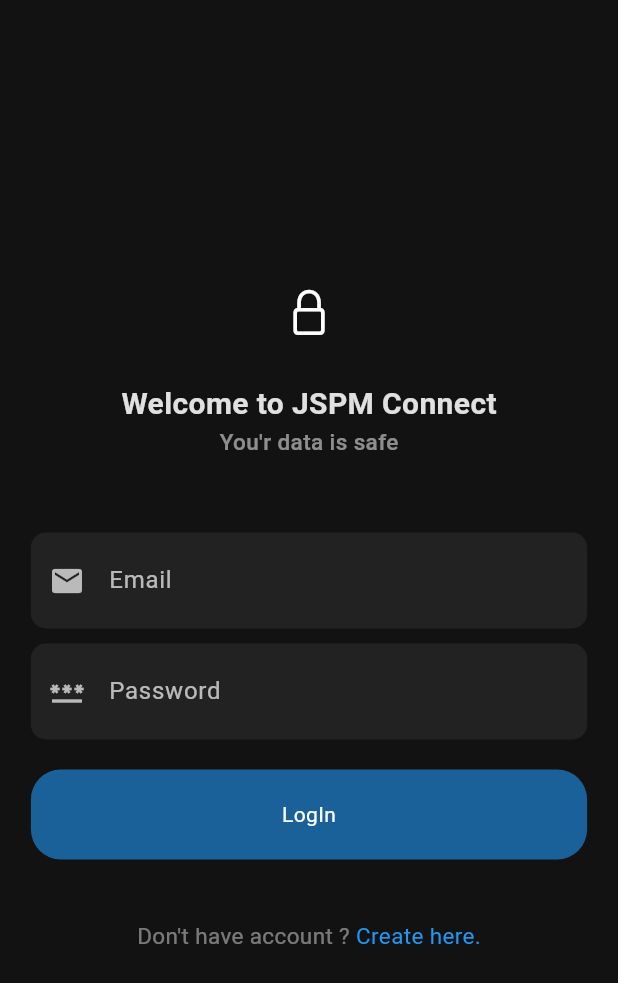
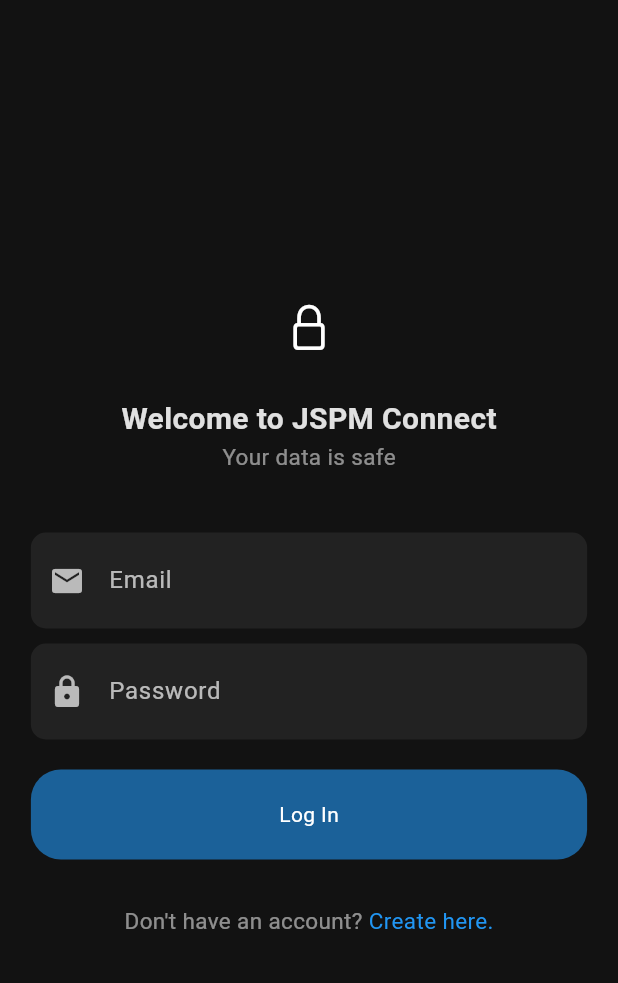
Before and after one commit to ShubhamKharde45/JSPM_Connect, a Flutter app: the screen it shows after launch, on a phone screen of 412 x 824 dp. Shown: the top 983 px of the screen. Run offline on Flutter 3.47's test engine with Material 3 defaults, Android fonts, the phone set to English and light mode, and no system bars; our stand-ins replace cloud_firestore, firebase_auth, firebase_core, flutter_riverpod; accounts and stored records are empty.

Commit message:
change in structure

```diff
--- a/lib/screens/FormScreens/faculty_form_screen.dart
+++ b/lib/screens/FormScreens/faculty_form_screen.dart
@@ -51,6 +51,7 @@
 
       Database db = Database();
       await db.initializeFaculty(faculty);
+      await db.updateFormFillStatus(true);
       ScaffoldMessenger.of(
         context,
       ).showSnackBar(SnackBar(content: Text("Send approval request")));
--- a/lib/screens/FormScreens/member_form_screen.dart
+++ b/lib/screens/FormScreens/member_form_screen.dart
@@ -38,6 +38,7 @@
         uid: FirebaseAuth.instance.currentUser!.uid,
         name: nameController.text,
         email: FirebaseAuth.instance.currentUser!.email!,
+        role: "Member",
         designation: designationController.text,
         department: departmentController.text,
         photoUrl: picUrlController.text,
@@ -45,6 +46,7 @@
       );
       Database db = Database();
       await db.initializeMembers(member);
+      await db.updateFormFillStatus(true);
       ScaffoldMessenger.of(
         context,
       ).showSnackBar(SnackBar(content: Text("Send approval request")));
--- a/lib/screens/FormScreens/student_form_screen.dart
+++ b/lib/screens/FormScreens/student_form_screen.dart
@@ -47,6 +47,8 @@
       );
       Database db = Database();
       await db.initializeStudent(student);
+      await db.updateFormFillStatus(true);
+
 
       ScaffoldMessenger.of(
         context,
--- a/lib/screens/create_screen.dart
+++ b/lib/screens/create_screen.dart
@@ -32,11 +32,10 @@
     'General Announcement',
   ];
 
-  List<String> categories = ["All", "Students", "Faculty", "Members"];
+  List<String> categories = ["All", "Student", "Faculty", "Member"];
 
   String? selectNoticeType;
   String? selectCategoryType;
-
 
   void setNotice() async {
     try {
@@ -49,7 +48,6 @@
         dateTime: DateTime.now().microsecondsSinceEpoch,
         createdBy: FirebaseAuth.instance.currentUser!.uid,
         visibleTo: [selectCategoryType!],
-
       );
       await docRef.set(notice.toMap());
       ScaffoldMessenger.of(
--- a/lib/screens/log_in_screen.dart
+++ b/lib/screens/log_in_screen.dart
@@ -1,38 +1,60 @@
-
 import 'package:flutter/cupertino.dart';
 import 'package:flutter/material.dart';
 import 'package:flutter_riverpod/flutter_riverpod.dart';
-import 'package:jspm_connect/screens/main_screen.dart';
-import 'package:jspm_connect/screens/role_selection_screen.dart';
 import 'package:jspm_connect/screens/sign_up_screen.dart';
 import 'package:jspm_connect/services/auth/auth.dart';
+import 'package:jspm_connect/services/auth/auth_screen.dart';
 import 'package:jspm_connect/utils/app_btn.dart';
 import 'package:jspm_connect/utils/app_input_field.dart';
 
 class LogInScreen extends ConsumerStatefulWidget {
-  const LogInScreen(this.isNewAccount, {super.key});
-
-  final bool isNewAccount;
+  const LogInScreen({super.key});
 
   @override
   ConsumerState<LogInScreen> createState() => _LogInScreenState();
 }
 
 class _LogInScreenState extends ConsumerState<LogInScreen> {
-  TextEditingController emailController = TextEditingController();
-  TextEditingController passController = TextEditingController();
+  final TextEditingController emailController = TextEditingController();
+  final TextEditingController passController = TextEditingController();
+  bool isLoading = false;
+
+  Future<void> handleLogin() async {
+    setState(() => isLoading = true);
+
+    try {
+      final auth = Auth();
+      await auth.logIn(
+        emailController.text.trim(),
+        passController.text.trim(),
+      );
+
+      Navigator.pushAndRemoveUntil(
+        context,
+        MaterialPageRoute(builder: (_) => const AuthScreen()),
+        (route) => false,
+      );
+    } catch (e) {
+      ScaffoldMessenger.of(context).showSnackBar(
+        SnackBar(content: Text(e.toString())),
+      );
+    } finally {
+      if (mounted) setState(() => isLoading = false);
+    }
+  }
 
   @override
   Widget build(BuildContext context) {
     return Scaffold(
       body: SafeArea(
         child: Center(
+          child: SingleChildScrollView(
+            padding: const EdgeInsets.symmetric(horizontal: 20),
             child: Column(
               mainAxisAlignment: MainAxisAlignment.center,
-            crossAxisAlignment: CrossAxisAlignment.center,
               children: [
-              Icon(CupertinoIcons.lock, size: 35),
-              SizedBox(height: 30),
+                const Icon(CupertinoIcons.lock, size: 35),
+                const SizedBox(height: 30),
                 Text(
                   "Welcome to JSPM Connect",
                   style: TextStyle(
@@ -41,76 +63,44 @@
                     fontWeight: FontWeight.bold,
                   ),
                 ),
-
                 Text(
-                "You'r data is safe",
+                  "Your data is safe",
                   style: TextStyle(
-                  color: Theme.of(
-                    context,
-                  ).colorScheme.inversePrimary.withOpacity(0.6),
+                    color: Theme.of(context).colorScheme.inversePrimary.withOpacity(0.6),
                     fontSize: 15,
-                  fontWeight: FontWeight.w500,
                   ),
                 ),
-
-              SizedBox(height: 50),
+                const SizedBox(height: 40),
                 AppInputField(
                   hint: "Email",
                   icon: Icons.email,
                   obscureText: false,
                   controller: emailController,
                 ),
-              SizedBox(height: 10),
+                const SizedBox(height: 10),
                 AppInputField(
                   hint: "Password",
-                icon: Icons.password,
+                  icon: Icons.lock,
                   obscureText: true,
                   controller: passController,
                 ),
-              SizedBox(height: 20),
+                const SizedBox(height: 20),
                 AppBtn(
-                onTap: () async {
-                  Auth auth = Auth();
-                  try {
-                    await auth.logIn(
-                      emailController.text.trim(),
-                      passController.text.trim(),
-                    );
-                    ScaffoldMessenger.of(context).showSnackBar(
-                      SnackBar(content: Text("Welcome back to JSPM Connect !")),
-                    );
-                    Navigator.pushAndRemoveUntil(
-                      context,
-                      MaterialPageRoute(
-                        builder: (context) {
-                          if (widget.isNewAccount) {
-                            return RoleSelectionScreen();
-                          }
-                          return MainScreen();
-                        },
-                      ),
-                      (route) => false,
-                    );
-                  } catch (e) {
-                    ScaffoldMessenger.of(
-                      context,
-                    ).showSnackBar(SnackBar(content: Text(e.toString())));
-                  }
-                },
+                  onTap: isLoading ? null : handleLogin,
                   height: 60,
                   width: MediaQuery.of(context).size.width * 0.9,
-                child: Text("LogIn"),
+                  child: isLoading
+                      ? const CircularProgressIndicator(color: Colors.white)
+                      : const Text("Log In"),
                 ),
-              SizedBox(height: 40),
+                const SizedBox(height: 30),
                 Row(
                   mainAxisAlignment: MainAxisAlignment.center,
                   children: [
                     Text(
-                    "Don't have account ? ",
+                      "Don't have an account? ",
                       style: TextStyle(
-                      color: Theme.of(
-                        context,
-                      ).colorScheme.inversePrimary.withOpacity(0.5),
+                        color: Theme.of(context).colorScheme.inversePrimary.withOpacity(0.6),
                         fontSize: 15,
                       ),
                     ),
@@ -118,10 +108,10 @@
                       onTap: () {
                         Navigator.push(
                           context,
-                        MaterialPageRoute(builder: (context) => SignUpScreen()),
+                          MaterialPageRoute(builder: (_) => const SignUpScreen()),
                         );
                       },
-                    child: Text(
+                      child: const Text(
                         "Create here.",
                         style: TextStyle(color: Colors.blue, fontSize: 15),
                       ),
@@ -132,6 +122,7 @@
             ),
           ),
         ),
+      ),
     );
   }
 }
--- a/lib/services/auth/auth_screen.dart
+++ b/lib/services/auth/auth_screen.dart
@@ -1,33 +1,77 @@
+import 'package:cloud_firestore/cloud_firestore.dart';
 import 'package:firebase_auth/firebase_auth.dart';
 import 'package:flutter/material.dart';
 import 'package:flutter_riverpod/flutter_riverpod.dart';
+import 'package:jspm_connect/screens/FormScreens/faculty_form_screen.dart';
+import 'package:jspm_connect/screens/FormScreens/member_form_screen.dart';
+import 'package:jspm_connect/screens/FormScreens/student_form_screen.dart';
 import 'package:jspm_connect/screens/log_in_screen.dart';
 import 'package:jspm_connect/screens/main_screen.dart';
+import 'package:jspm_connect/screens/approval_screen.dart';
 
-class AuthScreen extends ConsumerWidget {
+class AuthScreen extends ConsumerStatefulWidget {
   const AuthScreen({super.key});
 
   @override
-  Widget build(BuildContext context, WidgetRef ref) {
+  ConsumerState<AuthScreen> createState() => _AuthScreenState();
+}
+
+class _AuthScreenState extends ConsumerState<AuthScreen> {
+  Future<Widget> handleUserRedirect(User user) async {
+    final uid = user.uid;
+    final doc = await FirebaseFirestore.instance.collection("Users").doc(uid).get();
+    final data = doc.data();
+
+    if (data == null) return const LogInScreen();
+
+    final isFormFilled = data['isFormField'] == true;
+    final isVerified = data['isVarified'] == true;
+
+    if (!isFormFilled) {
+      final role = data['role'];
+      if (role == 'Student') return const StudentFormScreen();
+      if (role == 'Faculty') return const FacultyFormScreen();
+      if (role == 'Member') return const MemberFormScreen();
+    }
+
+    if (!isVerified) return  ApprovalScreen();
+
+    return const MainScreen();
+  }
+
+  @override
+  Widget build(BuildContext context) {
     return StreamBuilder<User?>(
       stream: FirebaseAuth.instance.authStateChanges(),
       builder: (context, snapshot) {
         if (snapshot.connectionState == ConnectionState.waiting) {
-          return const Center(child: CircularProgressIndicator());
+          return const Scaffold(
+            body: Center(child: CircularProgressIndicator()),
+          );
         }
 
         if (snapshot.hasError) {
-          return Center(
-            child: Text('Something went wrong:\n${snapshot.error}'),
+          return Scaffold(
+            body: Center(
+              child: Text("Something went wrong.\n${snapshot.error}"),
+            ),
           );
         }
 
-        if (snapshot.hasData) {
+        final user = snapshot.data;
+        if (user == null) return const LogInScreen();
 
-          return const MainScreen();
-        }
-
-        return const LogInScreen(false);
+        return FutureBuilder<Widget>(
+          future: handleUserRedirect(user),
+          builder: (context, snapshot) {
+            if (!snapshot.hasData) {
+              return const Scaffold(
+                body: Center(child: CircularProgressIndicator()),
+              );
+            }
+            return snapshot.data!;
+          },
+        );
       },
     );
   }
--- a/lib/utils/app_container.dart
+++ b/lib/utils/app_container.dart
@@ -6,12 +6,13 @@
     this.height,
     this.width,
     this.child,
-    this.padding,
+    this.padding, this.color,
   });
   final double? height;
   final double? width;
   final EdgeInsetsGeometry? padding;
   final Widget? child;
+  final Color? color;
 
   @override
   Widget build(BuildContext context) {
@@ -21,7 +22,7 @@
       padding: padding ?? EdgeInsets.symmetric(horizontal: 10, vertical: 5),
       margin: EdgeInsets.symmetric(horizontal: 20, vertical: 10),
       decoration: BoxDecoration(
-        color: Theme.of(context).colorScheme.primary,
+        color: color ??Theme.of(context).colorScheme.primary,
         borderRadius: BorderRadius.circular(20),
       ),
       child: child,
```
Also changed, not shown: lib/screens/home_screen.dart (+26 -24 lines), lib/screens/sign_up_screen.dart (+27 -5 lines), lib/services/database/database.dart (+12 -2 lines). Lines whose indentation alone changed are shown as unchanged.
